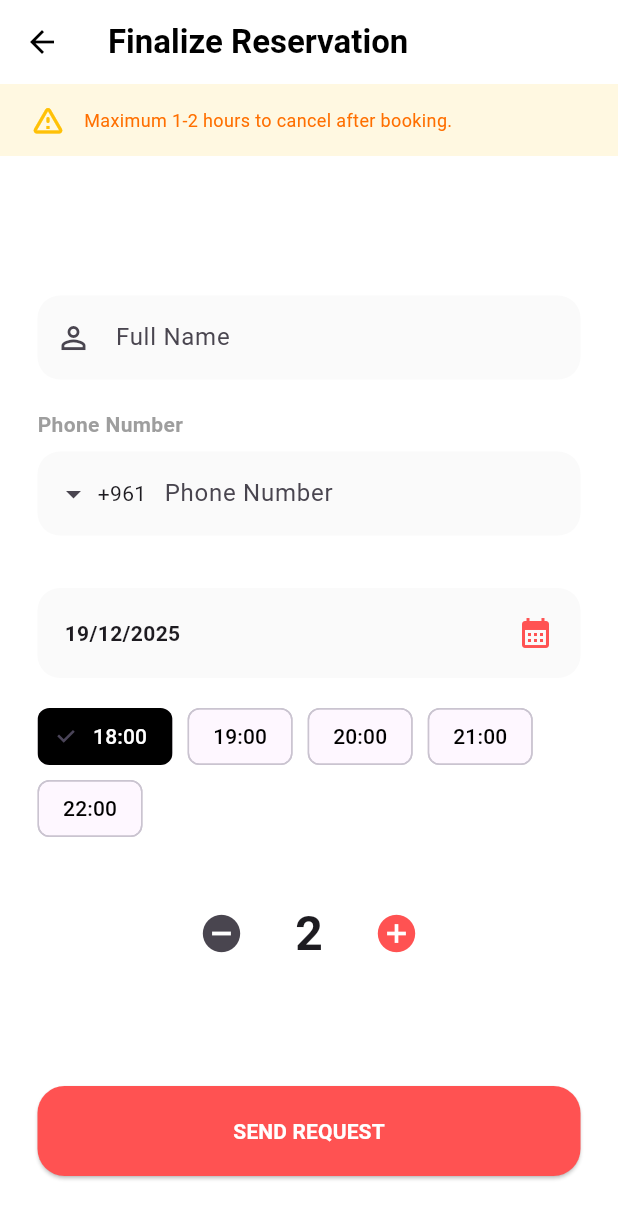
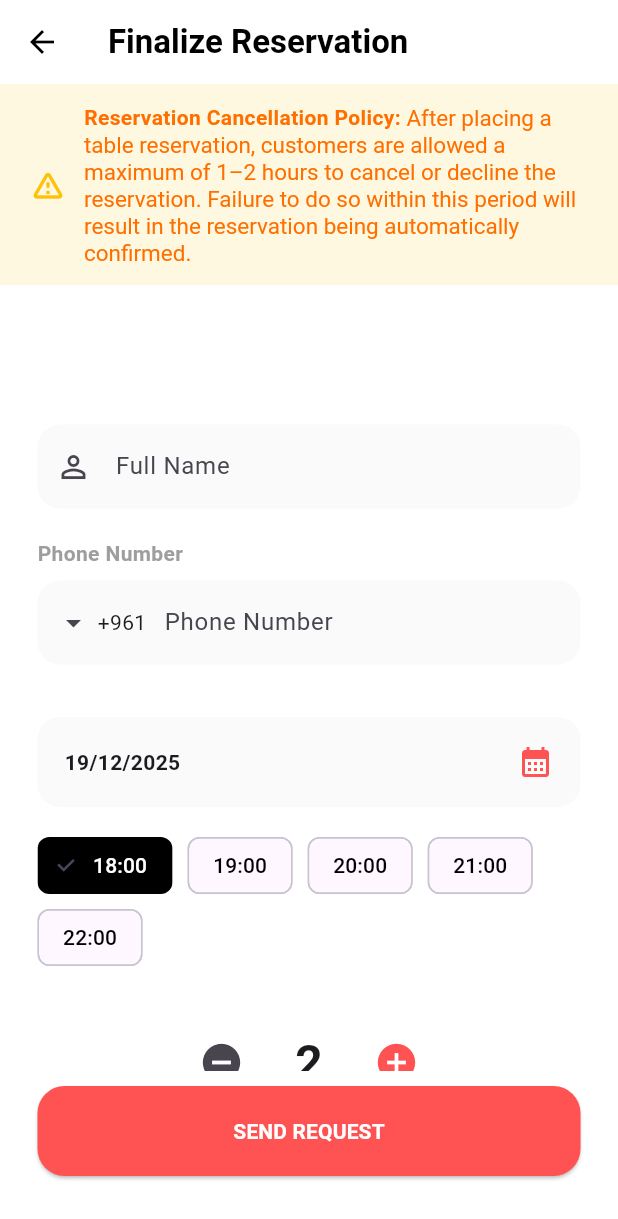
Before and after one commit to Ahmad60-ba/Beirut_Restaurant_Suggester, a Flutter app: the ReservationPage screen opened directly with empty values, on a phone screen of 412 x 824 dp. Shown: the top 1219 px of the screen. Run offline on Flutter 3.47's test engine with Material 3 defaults, Android fonts, the light colour scheme and no system bars; drawn by our look-alikes of intl_phone_field.

```diff
--- a/lib/reservation_page.dart
+++ b/lib/reservation_page.dart
@@ -148,7 +148,55 @@ class _ReservationPageState extends State<ReservationPage> {
         children: [
           const Icon(Icons.warning_amber_rounded, color: Colors.amber),
           const SizedBox(width: 12),
-          Expanded(child: Text("Maximum 1-2 hours to cancel after booking.", style: TextStyle(color: Colors.amber.shade900, fontSize: 12))),
+          Expanded(
+            child: RichText(
+              text: TextSpan(
+                style: TextStyle(
+                  fontSize: 15,
+                  color: Colors.amber.shade900,
+                ),
+                children: [
+                  WidgetSpan(
+                    child: GestureDetector(
+                      onTap: () {
+                        showDialog(
+                          context: context,
+                          builder: (_) => AlertDialog(
+                            title: const Text(
+                              "Reservation Cancellation Policy",
+                              style: TextStyle(fontWeight: FontWeight.bold),
+                            ),
+                            content: const Text(
+                              "After placing a table reservation, customers are allowed a maximum of 1–2 hours to cancel or decline the reservation. Failure to do so within this period will result in the reservation being automatically confirmed.",
+                            ),
+                            actions: [
+                              TextButton(
+                                onPressed: () => Navigator.pop(context),
+                                child: const Text("OK"),
+                              ),
+                            ],
+                          ),
+                        );
+                      },
+                      child: Text(
+                        "Reservation Cancellation Policy: ",
+                        style: TextStyle(
+                          fontWeight: FontWeight.bold,
+                          color: Colors.amber.shade900,
+
+                        ),
+                      ),
+                    ),
+                  ),
+                  const TextSpan(
+                    text:
+                    "After placing a table reservation, customers are allowed a maximum of 1–2 hours to cancel or decline the reservation. Failure to do so within this period will result in the reservation being automatically confirmed.",
+                  ),
+                ],
+              ),
+            ),
+          )
+
         ],
       ),
     );
@@ -285,7 +333,7 @@ class _ReservationPageState extends State<ReservationPage> {
             const Icon(Icons.check_circle, color: Colors.green, size: 70),
             const SizedBox(height: 20),
             const Text("Reservation Sent!", style: TextStyle(fontWeight: FontWeight.bold, fontSize: 22)),
-            const Text("The restaurant will contact you shortly.", textAlign: TextAlign.center),
+            const Text("Thank you! Your reservation request has been sent to the restaurant. They will contact you shortly to confirm availability.", textAlign: TextAlign.center),
             const SizedBox(height: 30),
             ElevatedButton(onPressed: () { Navigator.pop(context); Navigator.pop(context); }, child: const Text("DONE"))
           ],
```
